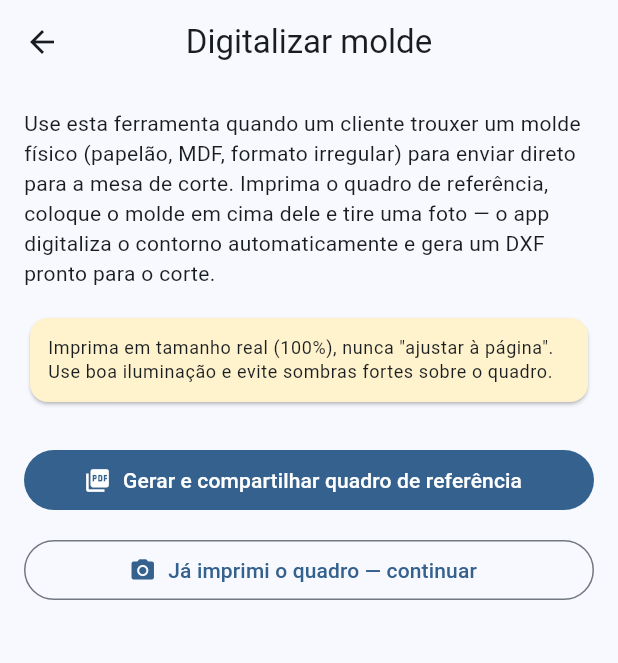
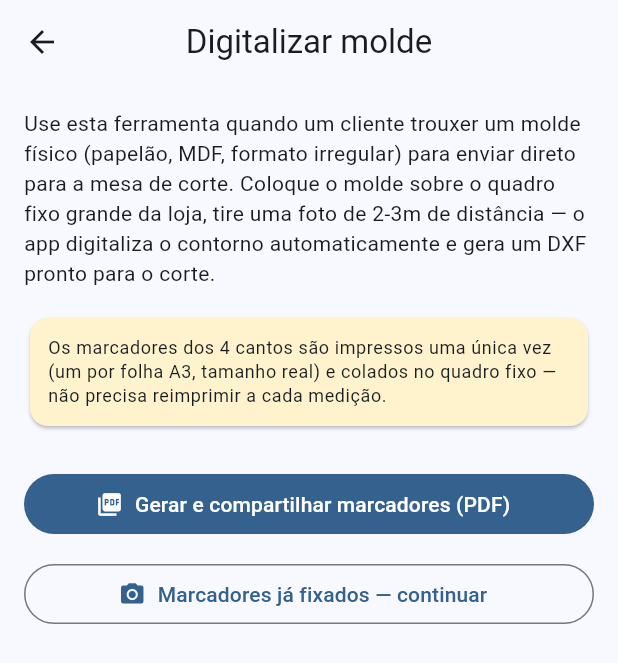
Before and after one commit to Raickz/automacao-mt-vidros, a Flutter app: the MoldScanKitScreen screen opened directly, on a phone screen of 412 x 824 dp. Shown: the top 663 px of the screen. Run offline on Flutter 3.47's test engine with Material 3 defaults, Android fonts, the phone set to English and light mode, and no system bars; our stand-ins replace camera, image_picker, pdf, share_plus, web; missing offline and left inert: ar_flutter_plugin_plus, dart:js_interop, google_mlkit_barcode_scanning, zxing2.

Commit message:
Adapta o sistema para o quadro fixo grande da loja (2,5m x 1,5m)
O usuário vai construir um quadro físico grande e fixo na empresa
(pintado de azul escuro), não mais imprimir um quadro pequeno pronto —
clientes trazem molde, colocam no quadro e a foto é tirada de 2-3m de
distância (peças grandes: vidro, espelho, até ~2m).

- MoldBoardSpec atualizado: quadro 2500x1500mm, marcadores de 260mm
  (regra prática: distância máxima de leitura de QR ≈ 10x o tamanho do
  marcador — a 2-3m de distância, marcadores de 30mm seriam ilegíveis).
- mold_board_pdf_builder.dart reescrito: em vez de um quadro combinado
  (que não cabe mais numa folha), gera 4 páginas A3 separadas, uma por
  marcador, cada uma com instruções exatas de onde colar no quadro
  físico e uma régua de calibração.
- Detecção de cor de fundo agora é adaptativa (ContourExtractor.
  sampleBackgroundColor): mede a cor real do quadro em cada foto em
  vez de assumir um azul fixo no código — pintura real nunca bate
  exatamente com um RGB hardcoded.
- Margem de exclusão dos marcadores passou a escalar proporcionalmente
  ao tamanho do marcador (antes era um valor fixo só validado para o
  marcador pequeno).
- pixelsPerMm da retificação reduzido de 3 para 1: no tamanho antigo
  (27cm) isso dava uma imagem de ~360 mil pixels; no tamanho novo
  (2,5m) o mesmo valor daria ~34 milhões de pixels, lento e pesado
  demais. Ainda dá resolução de ~1mm no contorno, suficiente para
  corte CNC.
- Logo com qualidade melhorada (upscale + nitidez, sem alterar
  conteúdo/cores) e ajuste de proporção no cabeçalho.

Ainda não testado com o quadro físico de verdade — a margem de
exclusão dos marcadores em particular é uma estimativa que pode
precisar de ajuste fino após o primeiro teste real em escala grande.

Co-Authored-By: Claude Sonnet 5 <noreply@anthropic.com>

```diff
--- a/lib/features/mold_scan/models/mold_board_spec.dart
+++ b/lib/features/mold_scan/models/mold_board_spec.dart
@@ -1,21 +1,28 @@
-/// Fixed specification of the printed reference board: a solid, high-contrast
-/// background color (uncommon in cardboard, MDF or glass) with 4 identical
-/// QR markers at its corners, reusing the same marker format as Módulo 1B.
+/// Specification of the physical reference setup: a large, fixed, solid-color
+/// board built at the store (not something we print), with 4 QR markers
+/// mounted at its corners — printed separately, individually, since at this
+/// size they no longer fit on a single sheet with the board background.
+///
+/// [backgroundR]/[backgroundG]/[backgroundB] are only a fallback/reference —
+/// actual detection samples the real board color from each photo (see
+/// `ContourExtractor`/`MoldScanService`), since matching a paint color to an
+/// exact RGB value in real life is unreliable and this board is physically
+/// painted once, not reprintable.
 class MoldBoardSpec {
   static const backgroundR = 20;
   static const backgroundG = 90;
   static const backgroundB = 200;
 
-  // Sized to fit a single A4 sheet in landscape (297x210mm) with margins,
-  // so no large-format printer is needed. Bigger boards (multi-sheet
-  // tiling) are a future enhancement for larger molds. Height is kept well
-  // under the 210mm page height (minus margins and heading text) — an
-  // earlier 180mm value overflowed the printable area and got silently
-  // clipped by the PDF renderer.
-  static const boardWidthMm = 270.0;
-  static const boardHeightMm = 150.0;
-  static const markerSizeMm = 30.0;
-  static const markerMarginMm = 8.0;
+  // A fixed board built at the store, sized for glass/mirror pieces up to
+  // ~2m. Markers are 260mm so they stay readable in a photo taken from
+  // 2-3m away (rule of thumb: max reliable reading distance ≈ 10x marker
+  // size) — a 260mm marker no longer fits a single A4 sheet, so each one
+  // is printed alone on its own A3 sheet instead of combined with the
+  // board background like the earlier small-board design.
+  static const boardWidthMm = 2500.0;
+  static const boardHeightMm = 1500.0;
+  static const markerSizeMm = 260.0;
+  static const markerMarginMm = 60.0;
 
   static const colorMatchThreshold = 60.0;
 }
--- a/lib/features/mold_scan/screens/mold_capture_screen.dart
+++ b/lib/features/mold_scan/screens/mold_capture_screen.dart
@@ -103,7 +103,7 @@ class _MoldCaptureScreenState extends State<MoldCaptureScreen> {
                       mainAxisSize: MainAxisSize.min,
                       children: [
                         const Text(
-                          'Enquadre o quadro de referência inteiro, com o molde em cima, e tire a foto.',
+                          'Fique a 2-3m do quadro, enquadre ele inteiro (com o molde em cima) e tire a foto.',
                           textAlign: TextAlign.center,
                           style: TextStyle(color: Colors.white),
                         ),
--- a/lib/features/mold_scan/screens/mold_scan_kit_screen_mobile.dart
+++ b/lib/features/mold_scan/screens/mold_scan_kit_screen_mobile.dart
@@ -48,9 +48,9 @@ class _MoldScanKitScreenState extends State<MoldScanKitScreen> {
           Text(
             'Use esta ferramenta quando um cliente trouxer um molde físico '
             '(papelão, MDF, formato irregular) para enviar direto para a mesa '
-            'de corte. Imprima o quadro de referência, coloque o molde em cima '
-            'dele e tire uma foto — o app digitaliza o contorno automaticamente '
-            'e gera um DXF pronto para o corte.',
+            'de corte. Coloque o molde sobre o quadro fixo grande da loja, tire '
+            'uma foto de 2-3m de distância — o app digitaliza o contorno '
+            'automaticamente e gera um DXF pronto para o corte.',
             style: Theme.of(context).textTheme.bodyMedium,
           ),
           const SizedBox(height: 16),
@@ -59,8 +59,9 @@ class _MoldScanKitScreenState extends State<MoldScanKitScreen> {
             child: Padding(
               padding: const EdgeInsets.all(12),
               child: Text(
-                'Imprima em tamanho real (100%), nunca "ajustar à página". '
-                'Use boa iluminação e evite sombras fortes sobre o quadro.',
+                'Os marcadores dos 4 cantos são impressos uma única vez (um por '
+                'folha A3, tamanho real) e colados no quadro fixo — não precisa '
+                'reimprimir a cada medição.',
                 style: Theme.of(context).textTheme.bodySmall,
               ),
             ),
@@ -69,13 +70,13 @@ class _MoldScanKitScreenState extends State<MoldScanKitScreen> {
           FilledButton.icon(
             onPressed: _generating ? null : _generateAndShare,
             icon: const Icon(Icons.picture_as_pdf),
-            label: Text(_generating ? 'Gerando...' : 'Gerar e compartilhar quadro de referência'),
+            label: Text(_generating ? 'Gerando...' : 'Gerar e compartilhar marcadores (PDF)'),
           ),
           const SizedBox(height: 12),
           OutlinedButton.icon(
             onPressed: _continueToCapture,
             icon: const Icon(Icons.camera_alt),
-            label: const Text('Já imprimi o quadro — continuar'),
+            label: const Text('Marcadores já fixados — continuar'),
           ),
         ],
       ),
--- a/lib/features/mold_scan/screens/mold_scan_kit_screen_web.dart
+++ b/lib/features/mold_scan/screens/mold_scan_kit_screen_web.dart
@@ -125,7 +125,7 @@ class _MoldScanKitScreenState extends State<MoldScanKitScreen> {
             children: [
               ClipRRect(
                 borderRadius: BorderRadius.circular(6),
-                child: Image.asset('assets/images/logo.png', width: 30, height: 30, fit: BoxFit.cover),
+                child: Image.asset('assets/images/logo.png', height: 34, fit: BoxFit.contain),
               ),
               const SizedBox(width: 10),
               const Text('Marabá Temper — Digitalização de Moldes', style: TextStyle(fontSize: 16)),
@@ -149,8 +149,9 @@ class _MoldScanKitScreenState extends State<MoldScanKitScreen> {
                 ),
                 const SizedBox(height: 6),
                 const Text(
-                  'Fotografe o molde sobre o quadro de referência, o app corrige a '
-                  'perspectiva e extrai um contorno pronto para a mesa de corte CNC.',
+                  'Coloque o molde sobre o quadro fixo da loja e fotografe de 2-3m de '
+                  'distância — o app corrige a perspectiva e extrai um contorno pronto '
+                  'para a mesa de corte CNC.',
                   style: TextStyle(color: MoldScanColors.textSecondary, fontSize: 13),
                 ),
                 const SizedBox(height: 24),
@@ -160,14 +161,15 @@ class _MoldScanKitScreenState extends State<MoldScanKitScreen> {
                     children: [
                       const SectionHeading(
                         icon: Icons.picture_as_pdf_outlined,
-                        title: 'Quadro de referência',
-                        subtitle: 'Imprima em tamanho real (100%) e coloque o molde em cima dele.',
+                        title: 'Marcadores do quadro fixo',
+                        subtitle: 'Imprima os 4 marcadores (um por folha A3, tamanho real) e cole-os nos '
+                            'cantos do quadro grande fixo da loja, nas posições indicadas em cada folha.',
                       ),
                       const SizedBox(height: 16),
                       OutlinedButton.icon(
                         onPressed: _generatingBoard ? null : _downloadBoard,
                         icon: const Icon(Icons.download_outlined, size: 18),
-                        label: Text(_generatingBoard ? 'Gerando...' : 'Baixar quadro de referência (PDF)'),
+                        label: Text(_generatingBoard ? 'Gerando...' : 'Baixar marcadores (PDF, 4 páginas A3)'),
                       ),
                     ],
                   ),
@@ -180,7 +182,8 @@ class _MoldScanKitScreenState extends State<MoldScanKitScreen> {
                       const SectionHeading(
                         icon: Icons.cloud_upload_outlined,
                         title: 'Upload de foto',
-                        subtitle: 'Envie a foto do quadro com o molde em cima.',
+                        subtitle: 'Coloque o molde sobre o quadro fixo e envie a foto (tirada a 2-3m de '
+                            'distância, com o quadro inteiro visível).',
                       ),
                       const SizedBox(height: 16),
                       _UploadDropzone(
--- a/lib/features/mold_scan/services/contour_extractor.dart
+++ b/lib/features/mold_scan/services/contour_extractor.dart
@@ -25,6 +25,42 @@ class ContourExtractor {
   static const _clockwiseOffsets = [
     (1, 0), (1, 1), (0, 1), (-1, 1), (-1, 0), (-1, -1), (0, -1), (1, -1),
   ];
+
+  /// Measures the board's actual background color directly from the photo,
+  /// instead of assuming a fixed value. A physically painted board will
+  /// never match a hardcoded RGB exactly (paint mixing, lighting, camera
+  /// white balance all shift it), so detection is calibrated per-photo.
+  ///
+  /// Samples a small patch just inside each of the 4 board corners — close
+  /// enough to the corner to sit outside both the markers' own footprint
+  /// and a centered mold, but still on the board itself.
+  static (int, int, int) sampleBackgroundColor({
+    required img.Image image,
+    required double pixelsPerMm,
+    required double boardWidthMm,
+    required double boardHeightMm,
+    double cornerInsetMm = 10,
+  }) {
+    final corners = [
+      (cornerInsetMm, cornerInsetMm),
+      (boardWidthMm - cornerInsetMm, cornerInsetMm),
+      (cornerInsetMm, boardHeightMm - cornerInsetMm),
+      (boardWidthMm - cornerInsetMm, boardHeightMm - cornerInsetMm),
+    ];
+
+    var sumR = 0, sumG = 0, sumB = 0, count = 0;
+    for (final corner in corners) {
+      final px = (corner.$1 * pixelsPerMm).round().clamp(0, image.width - 1);
+      final py = (corner.$2 * pixelsPerMm).round().clamp(0, image.height - 1);
+      final pixel = image.getPixel(px, py);
+      sumR += pixel.r.toInt();
+      sumG += pixel.g.toInt();
+      sumB += pixel.b.toInt();
+      count++;
+    }
+
+    return (sumR ~/ count, sumG ~/ count, sumB ~/ count);
+  }
 
   /// Extracts the outer boundary of the foreground object in [image] (the
   /// photographed mold) against a known solid background color, returning
```
Also changed, not shown: lib/features/mold_scan/models/board_corner.dart (+8 -2 lines), lib/features/mold_scan/services/mold_board_pdf_builder.dart (+92 -37 lines), lib/features/mold_scan/services/mold_scan_service_io.dart (+17 -4 lines), lib/features/mold_scan/services/mold_scan_service_web.dart (+12 -4 lines), assets/images/logo.png, 1 other file.
